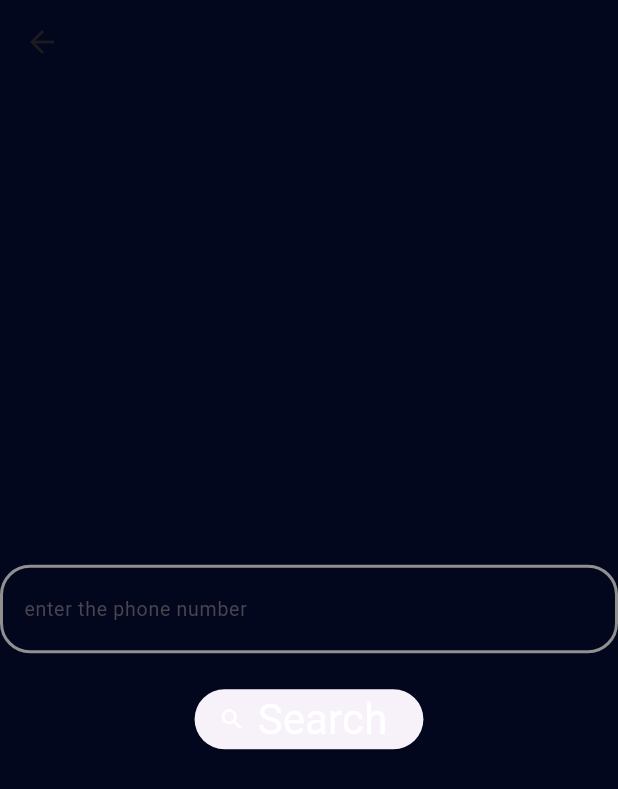
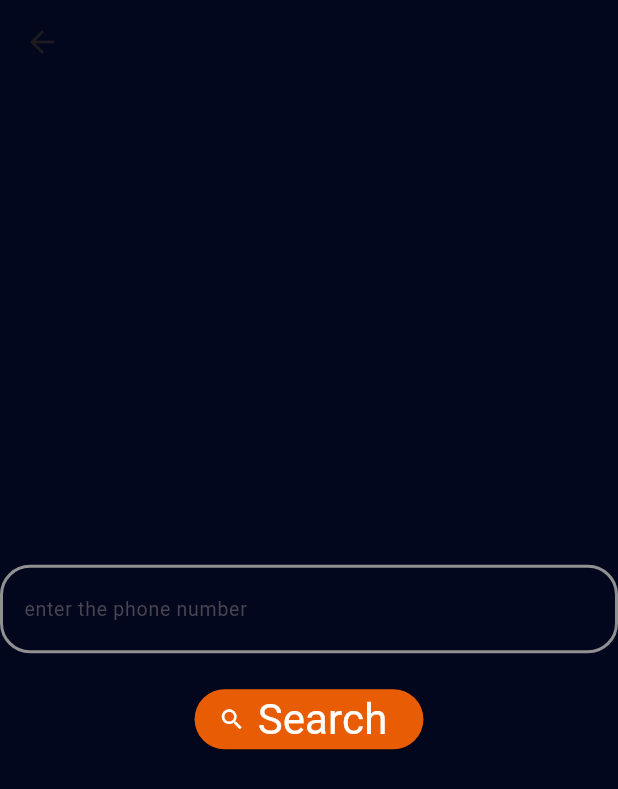
Before and after one commit to AlaaSeleeem/GYM-Mobile-App, a Flutter app: the HomeScreen screen opened directly, on a phone screen of 412 x 824 dp. Shown: the top 789 px of the screen. Run offline on Flutter 3.47's test engine with Material 3 defaults, Android fonts, the phone set to English and light mode, and no system bars.

Commit message:
fixed dialog errors

```diff
--- a/lib/screens/profile_screen.dart
+++ b/lib/screens/profile_screen.dart
@@ -82,10 +82,10 @@ class ProfileScreen extends StatelessWidget {
                         ),
                         ActionButton(
                             title: 'Delete profile',
-                            buttonColor: lightRed,
+                            buttonColor: darkRed,
                             action: () {
                               showDialog<String>(
-                                context: context,
+                                context: myContext,
                                 builder: (BuildContext context) => AlertDialog(
                                   title: const Text('Delete Profile'),
                                   content: const Text(
--- a/lib/shared/Widgets/action_button.dart
+++ b/lib/shared/Widgets/action_button.dart
@@ -5,15 +5,16 @@ import 'package:my_network_app/shared/Themes/colors.dart';
 class ActionButton extends StatelessWidget {
   ActionButton(
       {super.key, required this.title, required this.action, this.buttonColor});
-  String title;
-  Color? buttonColor;
-  Function() action;
+  final String title;
+  final Color? buttonColor;
+  final Function() action;
+
   @override
   Widget build(BuildContext context) {
     return ElevatedButton(
       onPressed: action,
       style: ButtonStyle(
-        backgroundColor: buttonColor ?? orange,
+        backgroundColor: MaterialStateProperty.all(buttonColor ?? orange),
         shape: MaterialStateProperty.all(
           RoundedRectangleBorder(
             borderRadius: BorderRadius.circular(100),
@@ -28,21 +29,21 @@ class ActionButton extends StatelessWidget {
 class ActionButtonWithIcon extends StatelessWidget {
   ActionButtonWithIcon(
       {super.key,
-      required this.title,
-      required this.icon,
-      required this.action,
-      this.buttonColor});
-  String title;
-  Color? buttonColor;
-  IconData icon;
-  Function() action;
+        required this.title,
+        required this.icon,
+        required this.action,
+        this.buttonColor});
+  final String title;
+  final Color? buttonColor;
+  final IconData icon;
+  final Function() action;
 
   @override
   Widget build(BuildContext context) {
     return ElevatedButton.icon(
       onPressed: action,
       style: ButtonStyle(
-        backgroundColor: buttonColor ?buttonColor : orange,
+        backgroundColor: MaterialStateProperty.all(buttonColor ?? orange),
         shape: MaterialStateProperty.all(
           RoundedRectangleBorder(
             borderRadius: BorderRadius.circular(100),
```
